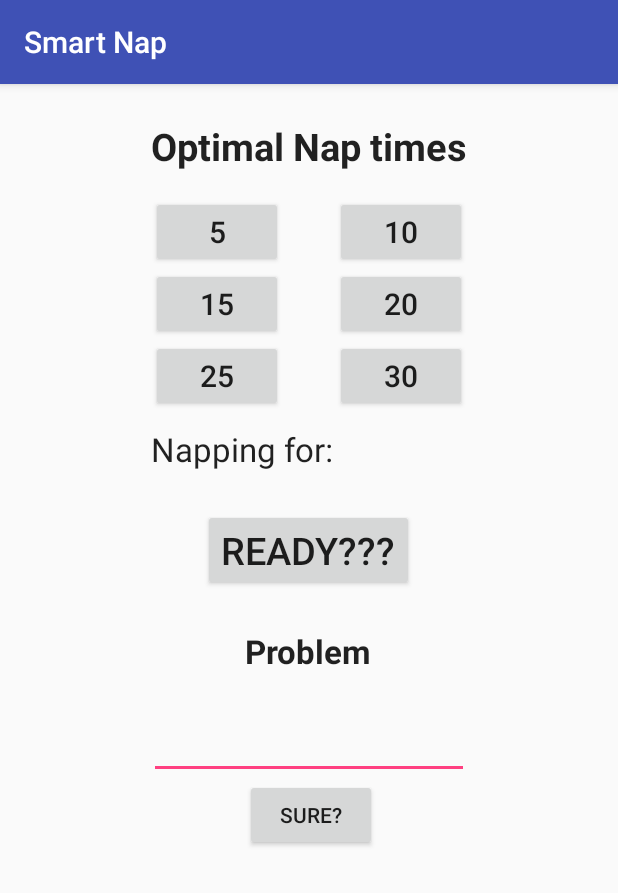
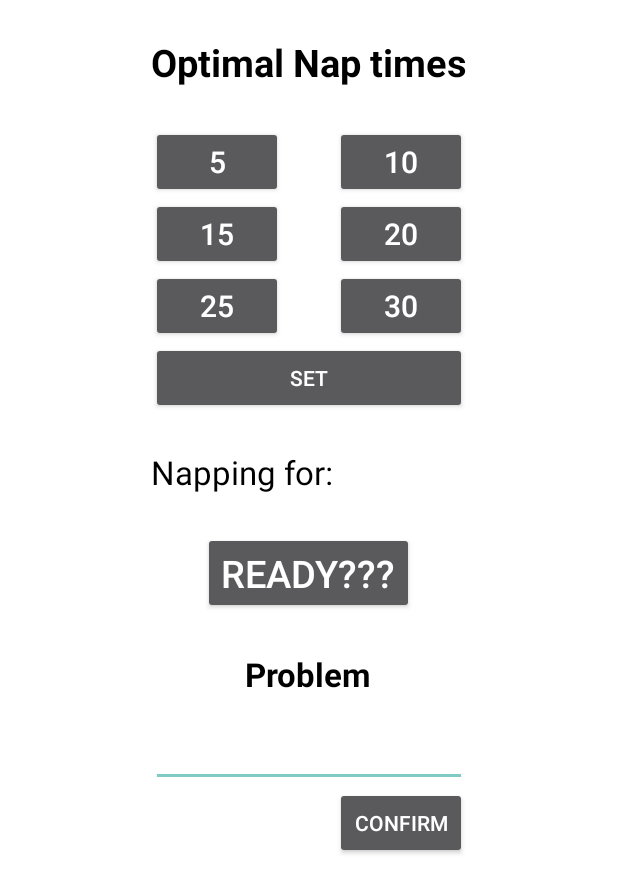
Before and after one commit to lazydog007/Smart-Nap, an Android app: the screen it shows after launch (MainActivity), on a phone screen of 412 x 824 dp. Shown: the top 893 px of the screen. Run offline under Robolectric (Android 15) with nearby library versions, the light colour scheme and no system bars.

Commit message:
Basic UI done

```diff
--- a/app/src/main/AndroidManifest.xml
+++ b/app/src/main/AndroidManifest.xml
@@ -9,7 +9,9 @@
         android:supportsRtl="true"
         android:theme="@style/AppTheme">
         <activity android:name=".MainActivity"
-                  android:screenOrientation="portrait">
+                  android:screenOrientation="portrait"
+                  android:windowSoftInputMode="stateHidden|adjustResize">
+
 
             <intent-filter>
                 <action android:name="android.intent.action.MAIN" />
--- a/app/src/main/res/layout/activity_main.xml
+++ b/app/src/main/res/layout/activity_main.xml
@@ -1,136 +1,166 @@
 <?xml version="1.0" encoding="utf-8"?>
+
+<ScrollView xmlns:android="http://schemas.android.com/apk/res/android"
+    android:id="@+id/scrollview"
+    android:layout_width="match_parent"
+    android:layout_height="match_parent"
+    android:fillViewport="true"
+    android:isScrollContainer="true"
+    android:orientation="vertical">
+
     <RelativeLayout xmlns:android="http://schemas.android.com/apk/res/android"
         xmlns:tools="http://schemas.android.com/tools"
         android:layout_width="match_parent"
         android:layout_height="match_parent"
-    android:layout_weight="1"
+        android:background="#ffffff"
         tools:context="io.github.christiandcf.smartnap.MainActivity">
 
         <Button
             android:id="@+id/button5"
-
             android:layout_width="wrap_content"
             android:layout_height="wrap_content"
-        android:text="5"
-
-        android:layout_marginTop="16dp"
-        android:layout_below="@+id/textView"
             android:layout_alignLeft="@+id/textView"
             android:layout_alignStart="@+id/textView"
+            android:layout_below="@+id/textView"
+            android:layout_marginTop="25dp"
+            android:text="5"
             android:textSize="20dp" />
 
         <Button
             android:id="@+id/button10"
             android:layout_width="wrap_content"
             android:layout_height="wrap_content"
+            android:layout_alignEnd="@+id/textView"
+            android:layout_alignRight="@+id/textView"
+            android:layout_alignTop="@+id/button5"
             android:text="10"
-        android:layout_alignTop="@+id/button5"
-        android:layout_alignRight="@+id/textView"
-        android:layout_alignEnd="@+id/textView"
             android:textSize="20dp" />
 
         <TextView
+            android:id="@+id/textView"
             android:layout_width="wrap_content"
             android:layout_height="wrap_content"
-        android:textAppearance="?android:attr/textAppearanceLarge"
-        android:text="Optimal Nap times"
-        android:id="@+id/textView"
             android:layout_alignParentTop="true"
             android:layout_centerHorizontal="true"
             android:layout_marginTop="24dp"
+            android:text="Optimal Nap times"
+            android:textAllCaps="false"
+            android:textAppearance="?android:attr/textAppearanceLarge"
+            android:textColor="#000000"
             android:textSize="25dp"
-        android:textAllCaps="false"
             android:textStyle="bold" />
 
         <Button
+            android:id="@+id/button15"
             android:layout_width="wrap_content"
             android:layout_height="wrap_content"
+            android:layout_alignEnd="@+id/button5"
+            android:layout_alignRight="@+id/button5"
+            android:layout_below="@+id/button5"
             android:text="15"
-        android:id="@+id/button15"
-        android:layout_below="@+id/button5"
-        android:layout_alignRight="@+id/button5"
-        android:layout_alignEnd="@+id/button5"
             android:textSize="20dp" />
 
         <Button
+            android:id="@+id/button20"
             android:layout_width="wrap_content"
             android:layout_height="wrap_content"
-        android:text="20"
-        android:id="@+id/button20"
-        android:layout_below="@+id/button10"
             android:layout_alignLeft="@+id/button10"
             android:layout_alignStart="@+id/button10"
+            android:layout_below="@+id/button10"
+            android:text="20"
             android:textSize="20dp" />
 
         <Button
+            android:id="@+id/button25"
             android:layout_width="wrap_content"
             android:layout_height="wrap_content"
+            android:layout_alignEnd="@+id/button15"
+            android:layout_alignRight="@+id/button15"
+            android:layout_below="@+id/button15"
             android:text="25"
-        android:id="@+id/button25"
-        android:layout_below="@+id/button15"
-        android:layout_alignRight="@+id/button15"
-        android:layout_alignEnd="@+id/button15"
             android:textSize="20dp" />
 
         <Button
+            android:id="@+id/button30"
             android:layout_width="wrap_content"
             android:layout_height="wrap_content"
-        android:text="30"
-        android:id="@+id/button30"
-        android:layout_below="@+id/button20"
             android:layout_alignLeft="@+id/button20"
             android:layout_alignStart="@+id/button20"
+            android:layout_below="@+id/button20"
+            android:text="30"
             android:textSize="20dp" />
 
         <TextView
+            android:id="@+id/updateText"
             android:layout_width="wrap_content"
             android:layout_height="wrap_content"
+            android:layout_alignLeft="@+id/button"
+            android:layout_alignStart="@+id/button"
+            android:layout_below="@+id/button"
+            android:layout_marginTop="24dp"
+            android:text="Napping for:"
             android:textAppearance="?android:attr/textAppearanceLarge"
-        android:text="Napping for:"
-        android:id="@+id/updateText"
-        android:layout_marginTop="10dp"
-        android:layout_below="@+id/button25"
-        android:layout_alignLeft="@+id/button25"
-        android:layout_alignStart="@+id/button25" />
+            android:textColor="#000000" />
 
         <Button
+            android:id="@+id/generator"
             android:layout_width="wrap_content"
             android:layout_height="wrap_content"
+            android:layout_below="@+id/updateText"
+            android:layout_centerHorizontal="true"
+            android:layout_marginTop="25dp"
             android:text="READY???"
-        android:id="@+id/generator"
-        android:textSize="25dp"
-        android:layout_marginTop="25dp"
-        android:layout_below="@+id/updateText"
-        android:layout_centerHorizontal="true" />
+            android:textSize="25dp" />
 
         <TextView
+            android:id="@+id/problem"
             android:layout_width="wrap_content"
             android:layout_height="wrap_content"
-        android:textAppearance="?android:attr/textAppearanceLarge"
-        android:text="Problem"
-        android:id="@+id/problem"
-        android:layout_marginTop="25dp"
             android:layout_below="@+id/generator"
             android:layout_centerHorizontal="true"
+            android:layout_marginTop="25dp"
+            android:text="Problem"
+            android:textAppearance="?android:attr/textAppearanceLarge"
+            android:textColor="#000000"
             android:textStyle="bold" />
 
         <EditText
+            android:id="@+id/editText"
             android:layout_width="wrap_content"
             android:layout_height="wrap_content"
+
+
+            android:layout_below="@+id/problem"
+            android:layout_marginTop="15dp"
+            android:cursorVisible="false"
+            android:ems="10"
             android:inputType="number"
-        android:ems="10"
-        android:id="@+id/editText"
-        android:layout_marginTop="25dp"
-        android:layout_below="@+id/problem"
-        android:layout_centerHorizontal="true" />
+            android:textAlignment="center"
+            android:textColor="#000000"
+            android:layout_alignLeft="@+id/updateText"
+            android:layout_alignStart="@+id/updateText"
+            android:layout_alignRight="@+id/confirm"
+            android:layout_alignEnd="@+id/confirm" />
 
         <Button
+            android:id="@+id/confirm"
             android:layout_width="wrap_content"
             android:layout_height="wrap_content"
-        android:text="Sure?"
-        android:id="@+id/confirm"
+            android:layout_alignEnd="@+id/textView"
+            android:layout_alignRight="@+id/textView"
             android:layout_below="@+id/editText"
-        android:layout_alignLeft="@+id/problem"
-        android:layout_alignStart="@+id/problem" />
+            android:text="Confirm" />
+
+        <Button
+            android:id="@+id/button"
+            android:layout_width="wrap_content"
+            android:layout_height="wrap_content"
+            android:layout_alignEnd="@+id/textView"
+            android:layout_alignLeft="@+id/button25"
+            android:layout_alignRight="@+id/textView"
+            android:layout_alignStart="@+id/button25"
+            android:layout_below="@+id/button25"
+            android:text="Set" />
 
     </RelativeLayout>
+</ScrollView>
--- a/app/src/main/res/values/styles.xml
+++ b/app/src/main/res/values/styles.xml
@@ -1,11 +1,11 @@
 <resources>
 
     <!-- Base application theme. -->
-    <style name="AppTheme" parent="Theme.AppCompat.Light.DarkActionBar">
+    <style name="AppTheme" parent="Theme.AppCompat.NoActionBar">
         <!-- Customize your theme here. -->
-        <item name="colorPrimary">@color/colorPrimary</item>
-        <item name="colorPrimaryDark">@color/colorPrimaryDark</item>
-        <item name="colorAccent">@color/colorAccent</item>
+        <!--<item name="colorPrimary">@color/colorPrimary</item>-->
+        <!--<item name="colorPrimaryDark">@color/colorPrimaryDark</item>-->
+        <!--<item name="colorAccent">@color/colorAccent</item>-->
     </style>
 
 </resources>
```
Also changed, not shown: app/src/main/res/drawable/background.jpg (added). Lines whose indentation alone changed are shown as unchanged.
